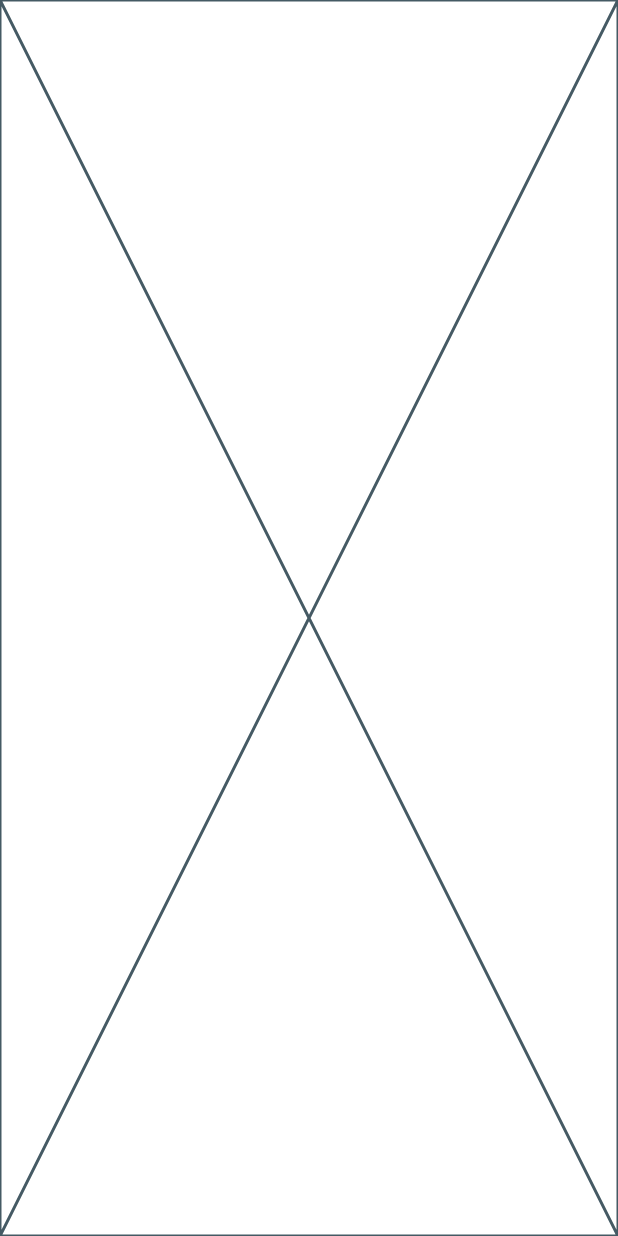
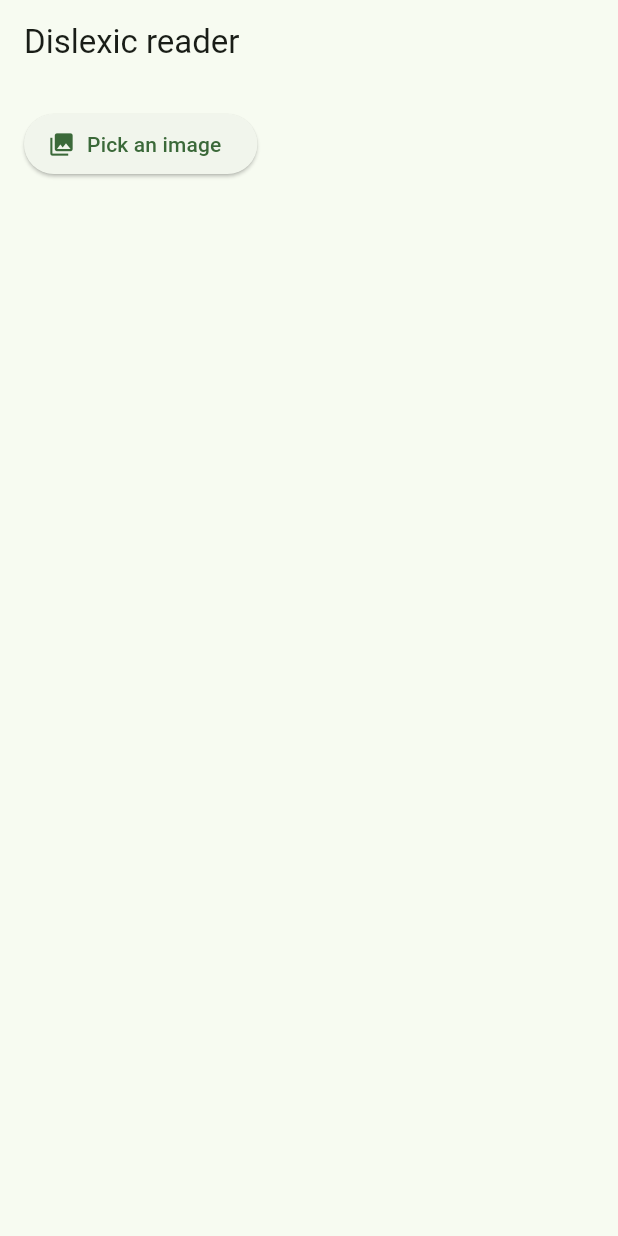
Before and after one commit to Texleretour/dyslexic-reader, a Flutter app: the screen it shows after launch, on a phone screen of 412 x 824 dp. Run offline on Flutter 3.47's test engine with Material 3 defaults, Android fonts, the phone set to English and light mode, and no system bars; our stand-ins replace image_picker, logger, permission_handler.

Commit message:
feat(file picker): possibility to pick an image from gallery on android

```diff
--- /dev/null
+++ b/lib/core/file_picker/file_picker_service.dart
@@ -0,0 +1,39 @@
+import 'dart:io';
+import 'package:dislexic/utils/exceptions.dart';
+import 'package:image_picker/image_picker.dart';
+import 'package:permission_handler/permission_handler.dart';
+
+abstract class FilePickerService {
+  Future<File?> pickFile();
+}
+
+class ImageFilePicker implements FilePickerService {
+  final ImageSource _imageSource;
+  final ImagePicker _imagePicker = ImagePicker();
+
+  ImageFilePicker(this._imageSource);
+
+  Future<bool> _requestPermissions() async {
+    if (Platform.isIOS) {
+      return false;
+    }
+
+    return true;
+  }
+
+  @override
+  Future<File?> pickFile() async {
+    final bool permissionsGranted = await _requestPermissions();
+    if (!permissionsGranted) {
+      throw PermissionsNotGrantedException('[ImageFile Picker] Permissions not granted');
+    }
+
+    final XFile? pickedFile = await _imagePicker.pickImage(source: _imageSource);
+
+    if (pickedFile == null) {
+      return null;
+    }
+
+    return File(pickedFile.path);
+  }
+}
--- a/lib/main.dart
+++ b/lib/main.dart
@@ -1,5 +1,7 @@
+import 'package:dislexic/providers/home_provider.dart';
 import 'package:dislexic/screens/home_screen.dart';
 import 'package:flutter/material.dart';
+import 'package:provider/provider.dart';
 
 void main() {
   runApp(const MyApp());
@@ -15,7 +17,10 @@ class MyApp extends StatelessWidget {
       theme: ThemeData(
         colorScheme: .fromSeed(seedColor: Colors.green),
       ),
-      home: const HomeScreen()
+      home: ChangeNotifierProvider(
+        create: (context) => HomeProvider(),
+        child: HomeScreen(),
+      ),
     );
   }
 }
--- /dev/null
+++ b/lib/providers/home_provider.dart
@@ -0,0 +1,52 @@
+import 'dart:io';
+
+import 'package:dislexic/core/file_picker/file_picker_service.dart';
+import 'package:dislexic/utils/exceptions.dart';
+import 'package:dislexic/utils/logger.dart';
+import 'package:flutter/widgets.dart';
+
+class HomeProvider extends ChangeNotifier {
+
+  bool _processing = false;
+  bool get processing => _processing;
+
+  String _error = '';
+  String get error => _error;
+
+  String _recognizedText = '';
+  String get recognizedText => _recognizedText;
+
+  void setProcessing(bool value) {
+    _processing = value;
+    notifyListeners();
+  }
+
+  void setError(String text) {
+    _error = text;
+    notifyListeners();
+  }
+
+  void setRecognizedText(String text) {
+    _recognizedText = text;
+    notifyListeners();
+  }
+
+  Future<void> pickAndProcessFile(FilePickerService filePicker) async {
+    setError('');
+    setProcessing(true);
+
+    try {
+      final File? pickedFile = await filePicker.pickFile();
+      setProcessing(false);
+      logger.d('[Home Provider] picked file: $pickedFile');
+      if (pickedFile == null) {
+        return;
+      }
+      // TODO: OCR
+    } on PermissionsNotGrantedException {
+      setError('pas la perm!');
+    } catch (e) {
+      setError('Ouais non ca craint');
+    }
+  }
+}
--- a/lib/screens/home_screen.dart
+++ b/lib/screens/home_screen.dart
@@ -1,15 +1,44 @@
+import 'package:dislexic/core/file_picker/file_picker_service.dart';
+import 'package:dislexic/providers/home_provider.dart';
 import 'package:flutter/material.dart';
+import 'package:image_picker/image_picker.dart';
+import 'package:provider/provider.dart';
 
-class HomeScreen extends StatefulWidget {
-  const HomeScreen({super.key});
+class HomeScreen extends StatelessWidget {
+  final FilePickerService _galleryPicker = ImageFilePicker(ImageSource.gallery);
+
+  HomeScreen({super.key});
 
   @override
-  State<HomeScreen> createState() => _HomeScreenState();
-}
-
-class _HomeScreenState extends State<HomeScreen> {
-  @override
   Widget build(BuildContext context) {
-    return const Placeholder();
+    return Scaffold(
+      appBar: AppBar(title: Text('Dislexic reader')),
+      body: Padding(
+        padding: EdgeInsets.all(16),
+        child: Column(
+          children: [
+            ElevatedButton.icon(
+              onPressed: () => context.read<HomeProvider>()
+                .pickAndProcessFile(_galleryPicker),
+              icon: Icon(Icons.photo_library),
+              label: Text('Pick an image'),
+            ),
+            Container(
+              padding: EdgeInsets.all(16),
+              child: Consumer<HomeProvider>(
+                builder: (context, homeProvider, child) {
+                  return Text(homeProvider.recognizedText);
+                },
+              ),
+            ),
+            Consumer<HomeProvider>(
+              builder: (context, homeProvider, child) {
+                return Text(homeProvider.error);
+              },
+            ),
+          ],
+        ),
+      ),
+    );
   }
 }
--- /dev/null
+++ b/lib/utils/exceptions.dart
@@ -0,0 +1,4 @@
+class PermissionsNotGrantedException implements Exception {
+  String cause;
+  PermissionsNotGrantedException(this.cause);
+}
--- a/pubspec.yaml
+++ b/pubspec.yaml
@@ -37,6 +37,8 @@ dependencies:
   google_mlkit_text_recognition: ^0.15.1
   logger: ^2.7.0
   image_picker: ^1.2.2
+  permission_handler: ^12.0.1
+  provider: ^6.1.5+1
 
 dev_dependencies:
   flutter_test:
```
Also changed, not shown: pubspec.lock, 4 other files.
